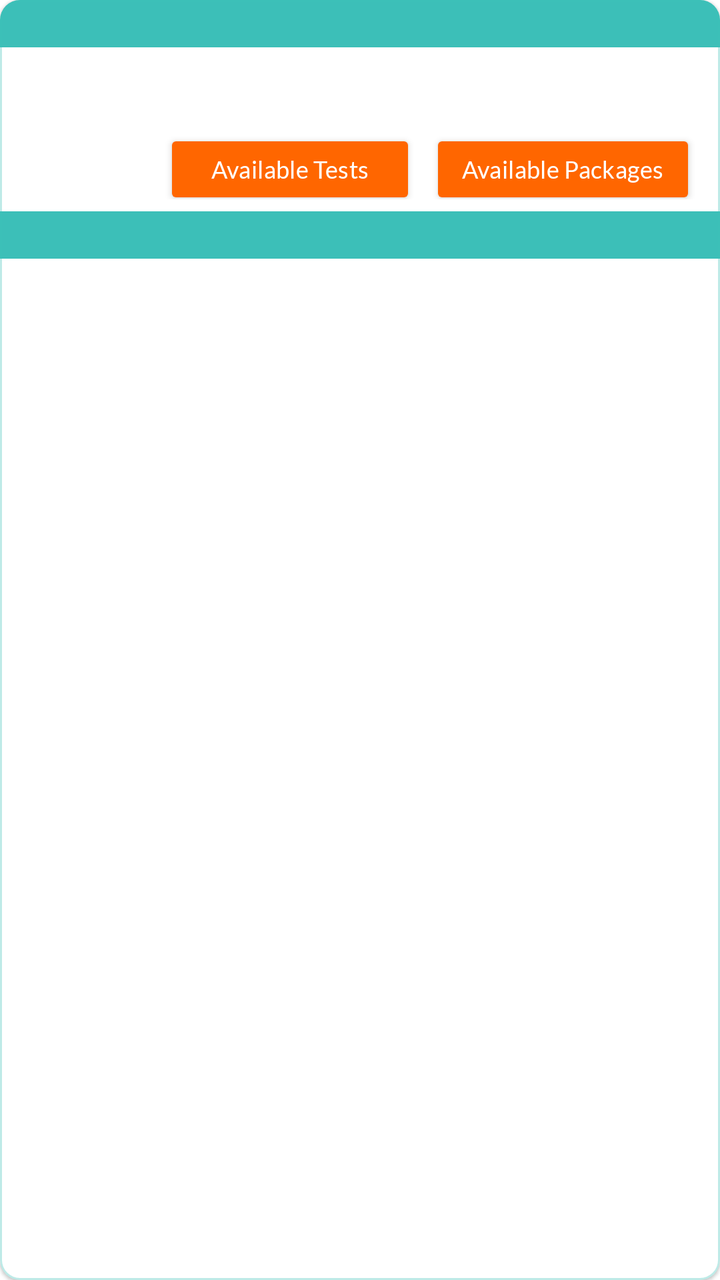
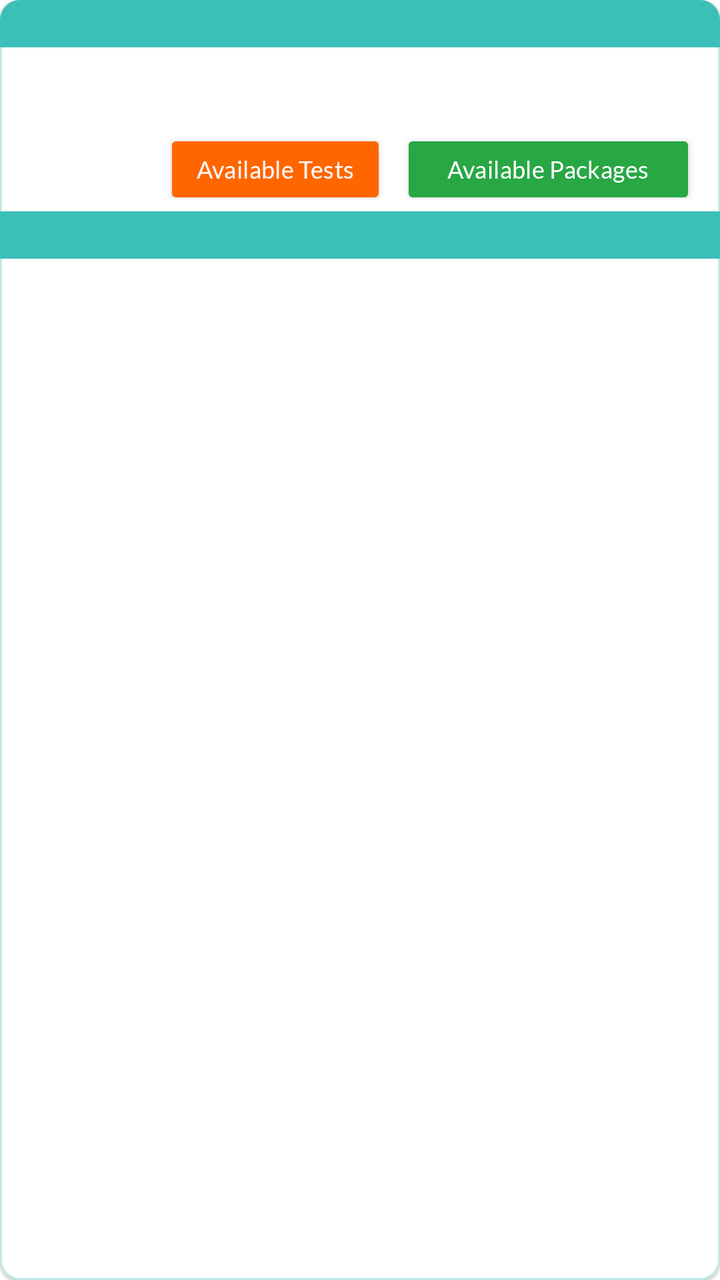

An Android layout rendered at two revisions. The XML below is the earlier revision; the diff shows what the commit changed to produce the second picture.
<!-- AndroidManifest.xml: application theme Theme.LabzApp -->
<!-- res/layout/lab_list_item.xml -->
<?xml version="1.0" encoding="utf-8"?>

<com.google.android.material.card.MaterialCardView
    android:layout_height="wrap_content"
    android:layout_width="match_parent"
    app:cardCornerRadius="10dp"
    xmlns:app="http://schemas.android.com/apk/res-auto"
    app:strokeColor="@color/green_border"
    app:strokeWidth="1dp"
    app:cardBackgroundColor="@color/white"
    android:layout_marginVertical="4dp"
    xmlns:android="http://schemas.android.com/apk/res/android">

    <LinearLayout android:orientation="vertical"
        android:layout_width="match_parent"
        android:layout_height="wrap_content">
    <TextView
        android:layout_width="match_parent"
        android:layout_height="wrap_content"
        android:textColor="@color/white"
        android:background="@color/green"
        android:paddingVertical="4dp"
        android:paddingHorizontal="10dp"
        android:textSize="14sp"
        android:id="@+id/lab_title"
        android:shadowColor = "@color/txtShadow"
        android:shadowDx="2"
        android:shadowDy="2"
        android:shadowRadius="2"
        />

    <LinearLayout
        android:layout_width="match_parent"
        android:layout_height="wrap_content"
        android:gravity="center_vertical"
        android:orientation="horizontal"
        android:padding="6dp" >

        <ImageView
            android:id="@+id/lab_logo"
            android:layout_width="70dp"
            android:layout_height="70dp"/>

        <LinearLayout
            android:layout_width="0dp"
            android:layout_height="match_parent"
            android:layout_weight="1"
            android:orientation="vertical"
            android:paddingHorizontal="6dp"
            >

            <TextView
                android:id="@+id/lab_details"
                android:gravity="top"
                android:layout_width="match_parent"
                android:layout_height="0dp"
                android:maxLines="2"
               android:letterSpacing=".01"
                android:layout_weight="1"

                android:textColor="@color/black"
                android:textSize="12sp" />
            <LinearLayout
            android:layout_width="match_parent"
            android:layout_height="0dp"
            android:layout_weight="1"
            android:orientation="horizontal"
                android:gravity="bottom">
            <Button
                android:id="@+id/avl_tests"
                android:layout_gravity="end"
                android:paddingBottom="0dp"
                android:paddingTop="0dp"
                android:layout_marginRight="7dp"
                android:layout_width="match_parent"
                android:layout_height="40dp"
                android:layout_weight="1"
                android:text="@string/available_tests"
                android:textAllCaps="false"
                android:textColor="@color/white"
                android:fontFamily="@font/lato_regular"
                android:textSize="12sp"
                android:letterSpacing=".01"
                android:backgroundTint="@color/orange"
                 />
            <Button
                android:id="@+id/avl_packs"
                android:paddingBottom="0dp"
                android:layout_gravity="end"
                android:paddingTop="0dp"
                android:layout_width="match_parent"
                android:layout_height="40dp"
                android:layout_weight="1"
                android:text="Available Packages"
                android:textAllCaps="false"
                android:textColor="@color/white"
                android:fontFamily="@font/lato_regular"
                android:textSize="12sp"
                android:letterSpacing=".01"
                android:lineHeight="10sp"
                android:backgroundTint="@color/orange"
                />
            </LinearLayout>
        </LinearLayout>

    </LinearLayout>

        <TextView
            android:layout_width="match_parent"
            android:layout_height="wrap_content"
            android:textColor="@color/white"
            android:background="@color/green"
            android:paddingVertical="5dp"
            android:paddingHorizontal="10dp"
            android:textSize="12sp"
            android:id="@+id/lab_footer"
            android:shadowColor = "@color/txtShadow"
            android:shadowDx = "1"
            android:shadowDy = "1"
            android:shadowRadius = "2"
            />
    </LinearLayout>
</com.google.android.material.card.MaterialCardView>
<!-- resources referenced by this layout -->
<resources>
  <color name="black">#FF000000</color>
  <color name="green">#FF3CBFB8</color>
  <color name="green_border">#553CBFB8</color>
  <color name="orange">#FFFF6600</color>
  <color name="txtShadow">#DD000000</color>
  <color name="white">#FFFFFFFF</color>
  <string name="available_tests">Available Tests</string>
  <style name="Theme.LabzApp" parent="Theme.MaterialComponents.DayNight.NoActionBar">
          
          <item name="colorPrimary">@color/purple_500</item>
          <item name="colorPrimaryVariant">@color/purple_700</item>
          <item name="colorOnPrimary">@color/white</item>
          
          <item name="colorSecondary">@color/teal_200</item>
          <item name="colorSecondaryVariant">@color/teal_700</item>
          <item name="colorOnSecondary">@color/black</item>
          
          <item name="android:statusBarColor" tools:targetApi="l">?attr/colorPrimaryVariant</item>
          
          <item name="android:fontFamily">@font/lato</item>
  
      </style>
  <color name="purple_500">#FFFF8B3D</color>
  <color name="purple_700">#FFFF6600</color>
  <color name="teal_200">#FF03DAC5</color>
  <color name="teal_700">#FF018786</color>
</resources>

<!-- the commit's change to res/layout/lab_list_item.xml (unified diff, before → after) -->
@@ -69,10 +69,11 @@
             <Button
                 android:id="@+id/avl_tests"
                 android:layout_gravity="end"
+                android:paddingHorizontal="0dp"
                 android:paddingBottom="0dp"
                 android:paddingTop="0dp"
                 android:layout_marginRight="7dp"
-                android:layout_width="match_parent"
+                android:layout_width="wrap_content"
                 android:layout_height="40dp"
                 android:layout_weight="1"
                 android:text="@string/available_tests"
@@ -86,11 +87,12 @@
             <Button
                 android:id="@+id/avl_packs"
                 android:paddingBottom="0dp"
+                android:paddingHorizontal="0dp"
                 android:layout_gravity="end"
                 android:paddingTop="0dp"
-                android:layout_width="match_parent"
+                android:layout_width="wrap_content"
                 android:layout_height="40dp"
-                android:layout_weight="1"
+                android:layout_weight="2"
                 android:text="Available Packages"
                 android:textAllCaps="false"
                 android:textColor="@color/white"
@@ -98,7 +100,7 @@
                 android:textSize="12sp"
                 android:letterSpacing=".01"
                 android:lineHeight="10sp"
-                android:backgroundTint="@color/orange"
+                android:backgroundTint="@color/pack_col"
                 />
             </LinearLayout>
         </LinearLayout>
<!-- resource entries referenced after the edit -->
@@ -4,6 +4,7 @@
   <color name="green">#FF3CBFB8</color>
   <color name="green_border">#553CBFB8</color>
   <color name="orange">#FFFF6600</color>
+  <color name="pack_col">#FF28A745</color>
   <color name="txtShadow">#DD000000</color>
   <color name="white">#FFFFFFFF</color>
   <string name="available_tests">Available Tests</string>
